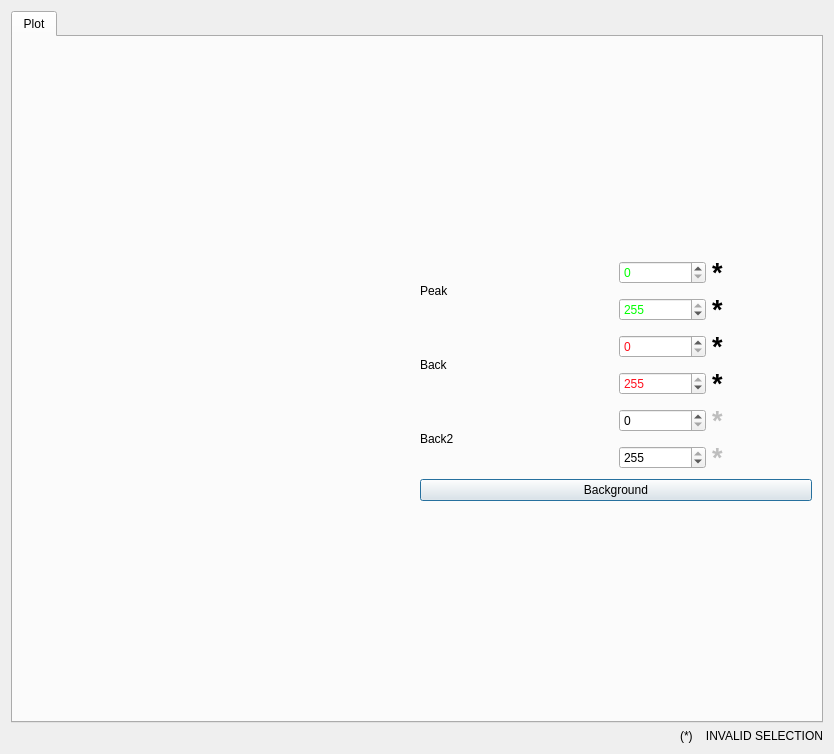
Before: the Qt Designer form RefRed/interfaces/plot_dialog_refl_interface.ui in neutrons/RefRed, drawn with Qt 5.
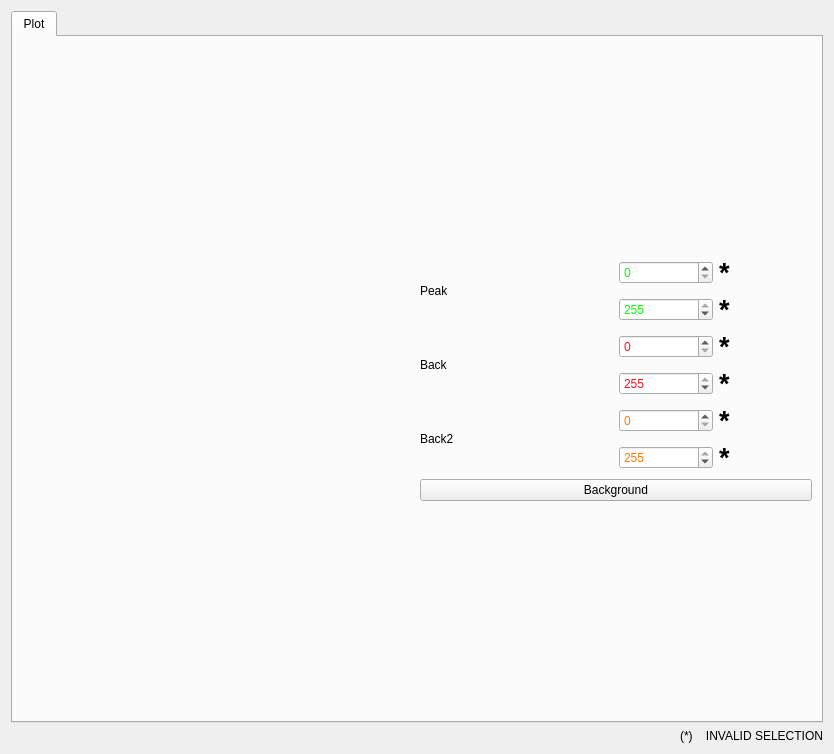
After: the same form once the commit is applied. Icons and pictures are not drawn. Custom widgets are drawn as their Qt base class.

Commit message: fixing the second background functionality in the 1D plot

Patch:
```diff
--- a/RefRed/interfaces/plot_dialog_refl_interface.ui
+++ b/RefRed/interfaces/plot_dialog_refl_interface.ui
@@ -138,7 +138,7 @@
                    </property>
                    <property name="minimumSize">
                     <size>
-                     <width>100</width>
+                     <width>0</width>
                      <height>0</height>
                     </size>
                    </property>
@@ -234,9 +234,15 @@
                  </item>
                  <item>
                   <widget class="QLabel" name="plotPeakToLabel">
+                   <property name="sizePolicy">
+                    <sizepolicy hsizetype="Preferred" vsizetype="Preferred">
+                     <horstretch>0</horstretch>
+                     <verstretch>0</verstretch>
+                    </sizepolicy>
+                   </property>
                    <property name="minimumSize">
                     <size>
-                     <width>100</width>
+                     <width>0</width>
                      <height>0</height>
                     </size>
                    </property>
@@ -349,7 +355,7 @@
                    </property>
                    <property name="minimumSize">
                     <size>
-                     <width>100</width>
+                     <width>0</width>
                      <height>0</height>
                     </size>
                    </property>
@@ -447,7 +453,7 @@
                   <widget class="QLabel" name="plotBackToLabel">
                    <property name="minimumSize">
                     <size>
-                     <width>100</width>
+                     <width>0</width>
                      <height>0</height>
                     </size>
                    </property>
@@ -487,6 +493,70 @@
                    <property name="enabled">
                     <bool>true</bool>
                    </property>
+                   <property name="palette">
+                    <palette>
+                     <active>
+                      <colorrole role="Text">
+                       <brush brushstyle="SolidPattern">
+                        <color alpha="255">
+                         <red>255</red>
+                         <green>120</green>
+                         <blue>0</blue>
+                        </color>
+                       </brush>
+                      </colorrole>
+                      <colorrole role="PlaceholderText">
+                       <brush brushstyle="SolidPattern">
+                        <color alpha="128">
+                         <red>255</red>
+                         <green>120</green>
+                         <blue>0</blue>
+                        </color>
+                       </brush>
+                      </colorrole>
+                     </active>
+                     <inactive>
+                      <colorrole role="Text">
+                       <brush brushstyle="SolidPattern">
+                        <color alpha="255">
+                         <red>255</red>
+                         <green>120</green>
+                         <blue>0</blue>
+                        </color>
+                       </brush>
+                      </colorrole>
+                      <colorrole role="PlaceholderText">
+                       <brush brushstyle="SolidPattern">
+                        <color alpha="128">
+                         <red>255</red>
+                         <green>120</green>
+                         <blue>0</blue>
+                        </color>
+                       </brush>
+                      </colorrole>
+                     </inactive>
+                     <disabled>
+                      <colorrole role="Text">
+                       <brush brushstyle="SolidPattern">
+                        <color alpha="255">
+                         <red>190</red>
+                         <green>190</green>
+                         <blue>190</blue>
+                        </color>
+                       </brush>
+                      </colorrole>
+                      <colorrole role="PlaceholderText">
+                       <brush brushstyle="SolidPattern">
+                        <color alpha="128">
+                         <red>0</red>
+                         <green>0</green>
+                         <blue>0</blue>
+                        </color>
+                       </brush>
+                      </colorrole>
+                     </disabled>
+                    </palette>
+                   </property>
                    <property name="maximum">
                     <number>255</number>
                    </property>
@@ -495,11 +565,11 @@
                  <item>
                   <widget class="QLabel" name="plotBack2FromLabel">
                    <property name="enabled">
-                    <bool>false</bool>
+                    <bool>true</bool>
                    </property>
                    <property name="minimumSize">
                     <size>
-                     <width>100</width>
+                     <width>0</width>
                      <height>0</height>
                     </size>
                    </property>
@@ -524,6 +594,70 @@
                    <property name="enabled">
                     <bool>true</bool>
                    </property>
+                   <property name="palette">
+                    <palette>
+                     <active>
+                      <colorrole role="Text">
+                       <brush brushstyle="SolidPattern">
+                        <color alpha="255">
+                         <red>255</red>
+                         <green>120</green>
+                         <blue>0</blue>
+                        </color>
+                       </brush>
+                      </colorrole>
+                      <colorrole role="PlaceholderText">
+                       <brush brushstyle="SolidPattern">
+                        <color alpha="128">
+                         <red>255</red>
+                         <green>120</green>
+                         <blue>0</blue>
+                        </color>
+                       </brush>
+                      </colorrole>
+                     </active>
+                     <inactive>
+                      <colorrole role="Text">
+                       <brush brushstyle="SolidPattern">
+                        <color alpha="255">
+                         <red>255</red>
+                         <green>120</green>
+                         <blue>0</blue>
+                        </color>
+                       </brush>
+                      </colorrole>
+                      <colorrole role="PlaceholderText">
+                       <brush brushstyle="SolidPattern">
+                        <color alpha="128">
+                         <red>255</red>
+                         <green>120</green>
+                         <blue>0</blue>
+                        </color>
+                       </brush>
+                      </colorrole>
+                     </inactive>
+                     <disabled>
+                      <colorrole role="Text">
+                       <brush brushstyle="SolidPattern">
+                        <color alpha="255">
+                         <red>190</red>
+                         <green>190</green>
+                         <blue>190</blue>
+                        </color>
+                       </brush>
+                      </colorrole>
+                      <colorrole role="PlaceholderText">
+                       <brush brushstyle="SolidPattern">
+                        <color alpha="128">
+                         <red>0</red>
+                         <green>0</green>
+                         <blue>0</blue>
+                        </color>
+                       </brush>
+                      </colorrole>
+                     </disabled>
+                    </palette>
+                   </property>
                    <property name="maximum">
                     <number>255</number>
                    </property>
@@ -535,11 +669,11 @@
                  <item>
                   <widget class="QLabel" name="plotBack2ToLabel">
                    <property name="enabled">
-                    <bool>false</bool>
+                    <bool>true</bool>
                    </property>
                    <property name="minimumSize">
                     <size>
-                     <width>100</width>
+                     <width>0</width>
                      <height>0</height>
                     </size>
                    </property>
@@ -573,6 +707,9 @@
               <iconset resource="../icons/icons.qrc">
                <normaloff>:/General/cogwheel.png</normaloff>:/General/cogwheel.png</iconset>
              </property>
+             <property name="autoDefault">
+              <bool>false</bool>
+             </property>
             </widget>
            </item>
            <item>
```
Left out of the diff: 88 changed lines with no effect on the pictures. The commit also changes 16 other files.
